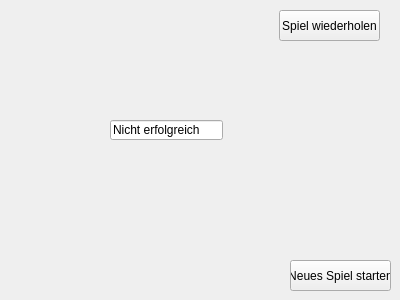
JerreyGlen/Puzzle_Game, file puzzle/form3.ui: the form before one commit.
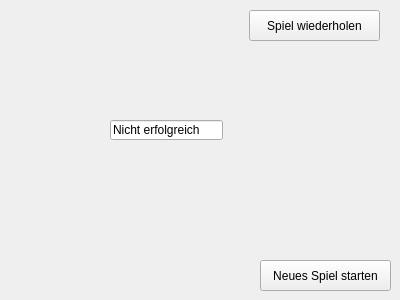
The form after the commit.

Diff of the .ui file:
```diff
--- a/puzzle/form3.ui
+++ b/puzzle/form3.ui
@@ -32,9 +32,9 @@
   <widget class="QPushButton" name="pushButton">
    <property name="geometry">
     <rect>
-     <x>279</x>
+     <x>249</x>
      <y>10</y>
-     <width>101</width>
+     <width>131</width>
      <height>31</height>
     </rect>
    </property>
@@ -45,9 +45,9 @@
   <widget class="QPushButton" name="pushButton_2">
    <property name="geometry">
     <rect>
-     <x>290</x>
+     <x>260</x>
      <y>260</y>
-     <width>101</width>
+     <width>131</width>
      <height>31</height>
     </rect>
    </property>
```
